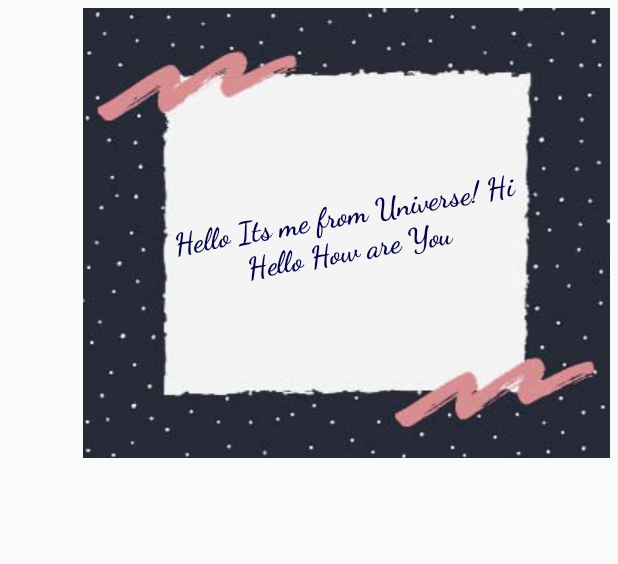
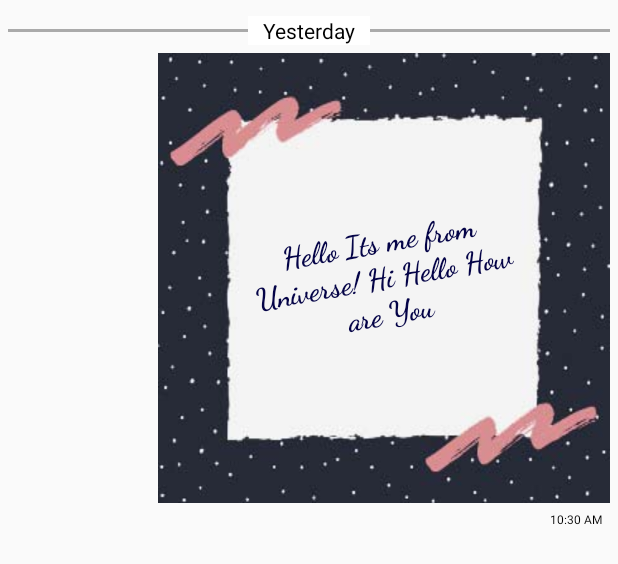
Before and after one commit to Arnab-Banerjee-Kolkata/ChatApp, an Android app: the layout frst_person_quote.xml on its own in the app's theme, with its tools: preview values and no code run, on a phone screen of 412 x 824 dp. Shown: the top 564 px of the screen. Run offline under Robolectric (Android 15) with nearby library versions, the phone set to English and light mode, and no system bars; Roboto replaces fonts that are not available here.

Commit message:
Arnab | Adds time and date to quotes

```diff
--- a/app/src/main/res/layout/frst_person_quote.xml
+++ b/app/src/main/res/layout/frst_person_quote.xml
@@ -8,12 +8,36 @@
         android:layout_height="wrap_content"
         android:padding="5dp">
 
+        <RelativeLayout android:id="@+id/qtDateRel"
+            xmlns:android="http://schemas.android.com/apk/res/android"
+            android:layout_width="match_parent"
+            android:layout_height="wrap_content">
+
+            <RelativeLayout
+                android:layout_width="match_parent"
+                android:layout_height="2dp"
+                android:background="@android:color/darker_gray"
+                android:layout_centerVertical="true" />
+
+            <TextView
+                android:id="@+id/qtDateText"
+                android:layout_width="wrap_content"
+                android:layout_height="wrap_content"
+                android:background="@android:color/white"
+                android:textColor="@android:color/black"
+                android:text="   Yesterday   "
+                android:layout_margin="5dp"
+                android:layout_centerHorizontal="true" />
+
+        </RelativeLayout>
+
         <RelativeLayout
             android:id="@+id/quoteRel"
             android:layout_width="wrap_content"
             android:layout_height="wrap_content"
-            android:layout_marginLeft="50dp"
-            android:background="@drawable/quote_bg">
+            android:layout_marginLeft="100dp"
+            android:background="@drawable/quote_bg"
+            android:layout_below="@+id/qtDateRel">
 
             <TextView
                 android:id="@+id/quoteText"
@@ -34,6 +58,18 @@
                 android:layout_centerInParent="true" />
         </RelativeLayout>
 
+        <TextView
+            android:id="@+id/qtTime"
+            android:layout_width="wrap_content"
+            android:layout_height="wrap_content"
+            android:layout_alignParentEnd="true"
+            android:layout_below="@+id/quoteRel"
+            android:layout_marginTop="5dp"
+            android:layout_marginEnd="5dp"
+            android:text="10:30 AM"
+            android:textSize="8sp"
+            android:textColor="@android:color/black" />
+
     </RelativeLayout>
 
 </RelativeLayout>
```
Also changed, not shown: app/src/main/java/com/example/chatapp/MessageAdapter.kt (+26 -12 lines), app/src/main/res/layout/activity_select_quote.xml (+4 -4 lines), app/src/main/res/layout/activity_select_style.xml (+4 -4 lines), app/src/main/res/layout/second_person_quote.xml (+38 -2 lines).
